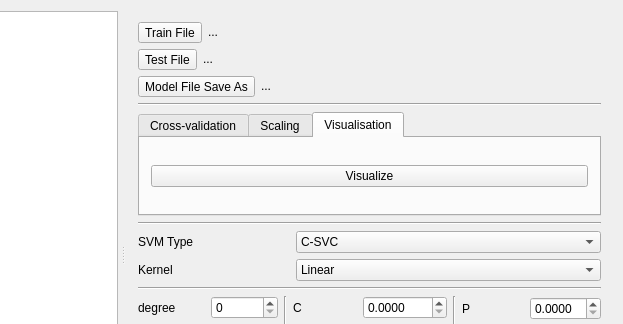
boidachenkop/dw, file svm-app/mainwindow.ui: the form before one commit; both pictures show x 164 to 787 and y 0 to 324 of the 787 by 508 pixel window.
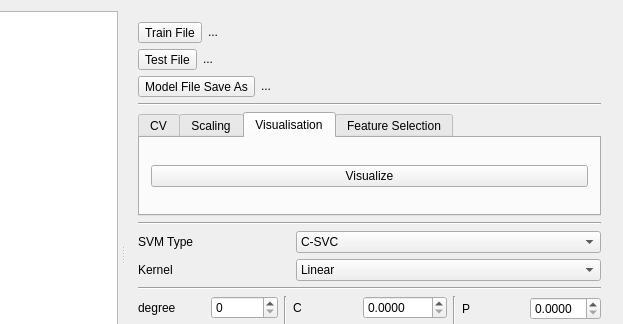
The form after the commit. The open tabs and pages were chosen to show the change.

Commit message: Add python scripts for cheking data and feature selections. TODO: use that scripts

Patch:
```diff
--- a/svm-app/mainwindow.ui
+++ b/svm-app/mainwindow.ui
@@ -173,7 +173,7 @@
           </property>
           <widget class="QWidget" name="crossValidation_tab">
            <attribute name="title">
-            <string>Cross-validation</string>
+            <string>CV</string>
            </attribute>
            <layout class="QHBoxLayout" name="horizontalLayout">
             <item>
@@ -457,6 +457,11 @@
             </item>
            </layout>
           </widget>
+          <widget class="QWidget" name="feature_selection_tab">
+           <attribute name="title">
+            <string>Feature Selection</string>
+           </attribute>
+          </widget>
          </widget>
         </item>
         <item>
```
Left out of the diff: 2 changed lines with no effect on the pictures. The commit also changes 71 other files.
